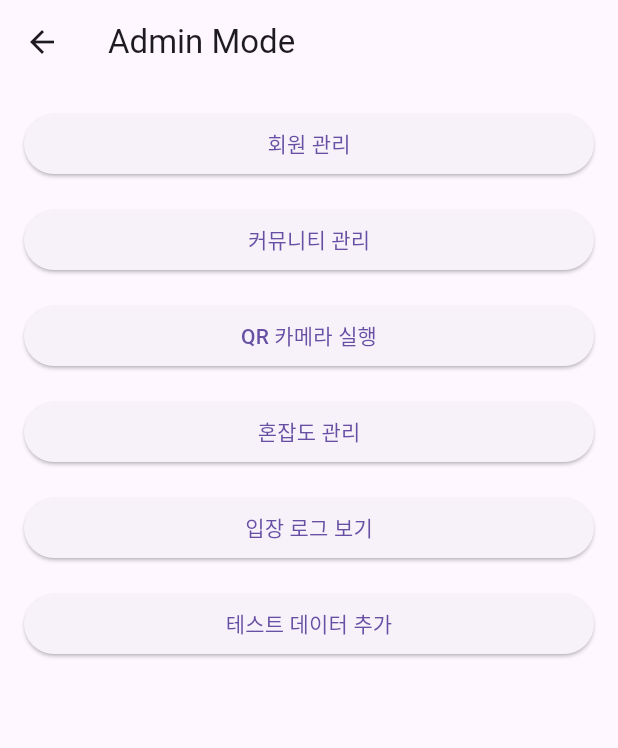
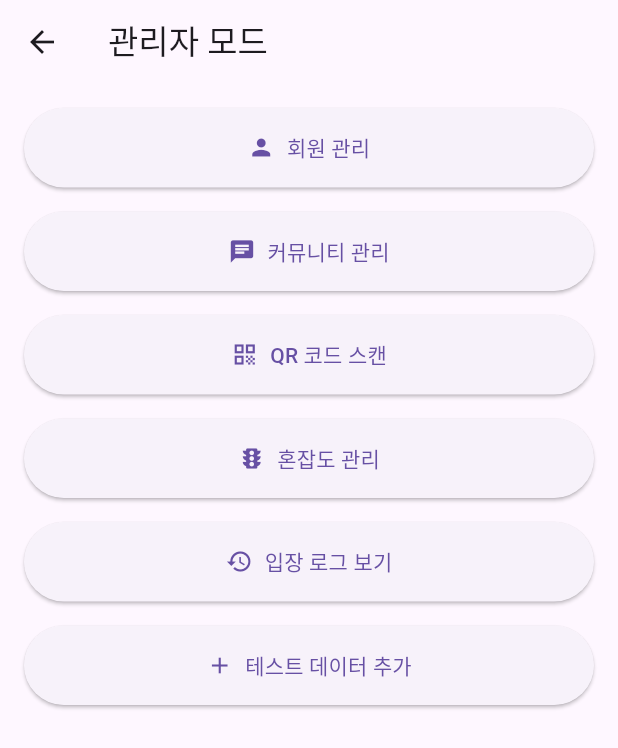
Before and after one commit to KwonYongHoun/Capstone3, a Flutter app: the AdminModeHomePage screen opened directly, on a phone screen of 412 x 824 dp. Shown: the top 748 px of the screen. Run offline on Flutter 3.47's test engine with Material 3 defaults, Android fonts, the light colour scheme and no system bars; our stand-ins replace cloud_firestore, firebase_core, font_awesome_flutter, qr_flutter, shared_preferences, table_calendar; missing offline and left inert: flutter_barcode_scanner; accounts and stored records are empty.

Commit message:
관리자모드 꾸미기

```diff
--- a/lib/Kwon/AdminMain.dart
+++ b/lib/Kwon/AdminMain.dart
@@ -1,52 +1,53 @@
 import 'package:flutter/material.dart';
 import 'package:flutter_barcode_scanner/flutter_barcode_scanner.dart';
+import 'package:cloud_firestore/cloud_firestore.dart';
 import 'package:health/Kwon/MemberMain.dart';
 import 'package:health/Kwon/ReportedPostsPage.dart';
-import 'package:cloud_firestore/cloud_firestore.dart';
 import 'Congestion.dart';
 import 'EntryRecord.dart';
 
-//관리자모드 페이지
 class AdminModeHomePage extends StatelessWidget {
   @override
   Widget build(BuildContext context) {
     return Scaffold(
       appBar: AppBar(
-        title: Text('Admin Mode'),
+        title: Text('관리자 모드'),
       ),
       body: Padding(
         padding: const EdgeInsets.all(16.0),
         child: Column(
           crossAxisAlignment: CrossAxisAlignment.stretch,
           children: [
-            ElevatedButton(
+            _buildAdminButton(
+              text: '회원 관리',
+              icon: Icons.person,
               onPressed: () {
                 Navigator.push(
                   context,
                   MaterialPageRoute(builder: (context) => MemberManagementPage()),
                 );
               },
-              child: Text('회원 관리'),
             ),
             SizedBox(height: 16),
-            ElevatedButton(
+            _buildAdminButton(
+              text: '커뮤니티 관리',
+              icon: Icons.chat,
               onPressed: () {
                 Navigator.push(
                   context,
                   MaterialPageRoute(builder: (context) => ReportedPostsPage()),
                 );
               },
-              child: Text('커뮤니티 관리'),
             ),
             SizedBox(height: 16),
-            ElevatedButton(
+            _buildAdminButton(
+              text: 'QR 코드 스캔',
+              icon: Icons.qr_code,
               onPressed: () async {
-                // QR 코드 스캔
                 String barcodeScanRes = await FlutterBarcodeScanner.scanBarcode(
-                    '#ff6666', 'Cancel', true, ScanMode.QR);
+                  '#ff6666', 'Cancel', true, ScanMode.QR);
 
                 if (barcodeScanRes != '-1') {
-                  // Firestore에 스캔한 QR 코드 기록
                   FirebaseFirestore.instance.collection('entryLogs').add({
                     'memberId': barcodeScanRes,
                     'timestamp': FieldValue.serverTimestamp(),
@@ -54,43 +55,59 @@ class AdminModeHomePage extends StatelessWidget {
                   print('Logged entry for QR Code: $barcodeScanRes');
                 }
               },
-              child: Text('QR 카메라 실행'),
             ),
             SizedBox(height: 16),
-            ElevatedButton(
+            _buildAdminButton(
+              text: '혼잡도 관리',
+              icon: Icons.traffic,
               onPressed: () {
                 Navigator.push(
                   context,
                   MaterialPageRoute(builder: (context) => CongestionPage()),
                 );
               },
-              child: Text('혼잡도 관리'),
             ),
             SizedBox(height: 16),
-            ElevatedButton(
+            _buildAdminButton(
+              text: '입장 로그 보기',
+              icon: Icons.history,
               onPressed: () {
                 Navigator.push(
                   context,
                   MaterialPageRoute(builder: (context) => EntryLogsPage()),
                 );
               },
-              child: Text('입장 로그 보기'),
             ),
             SizedBox(height: 16),
-            ElevatedButton(
+            _buildAdminButton(
+              text: '테스트 데이터 추가',
+              icon: Icons.add,
               onPressed: () async {
-                // 테스트 데이터 Firestore에 추가
                 FirebaseFirestore.instance.collection('entryLogs').add({
                   'memberId': 'test2',
                   'timestamp': FieldValue.serverTimestamp(),
                 });
                 print('Logged entry for test QR Code');
               },
-              child: Text('테스트 데이터 추가'),
             ),
           ],
         ),
       ),
     );
   }
+
+  Widget _buildAdminButton({
+    required String text,
+    required IconData icon,
+    required VoidCallback onPressed,
+  }) {
+    return ElevatedButton.icon(
+      onPressed: onPressed,
+      icon: Icon(icon),
+      label: Text(text),
+      style: ElevatedButton.styleFrom(
+        padding: EdgeInsets.symmetric(vertical: 16),
+      ),
+    );
+  }
 }
```
Also changed, not shown: 1 other file.
